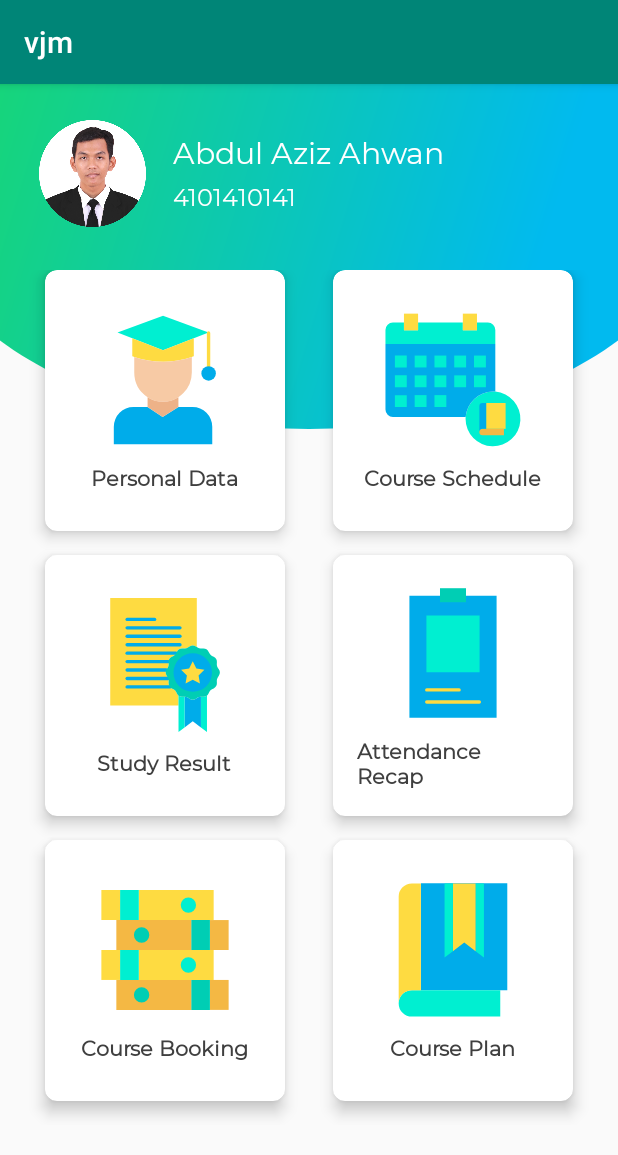
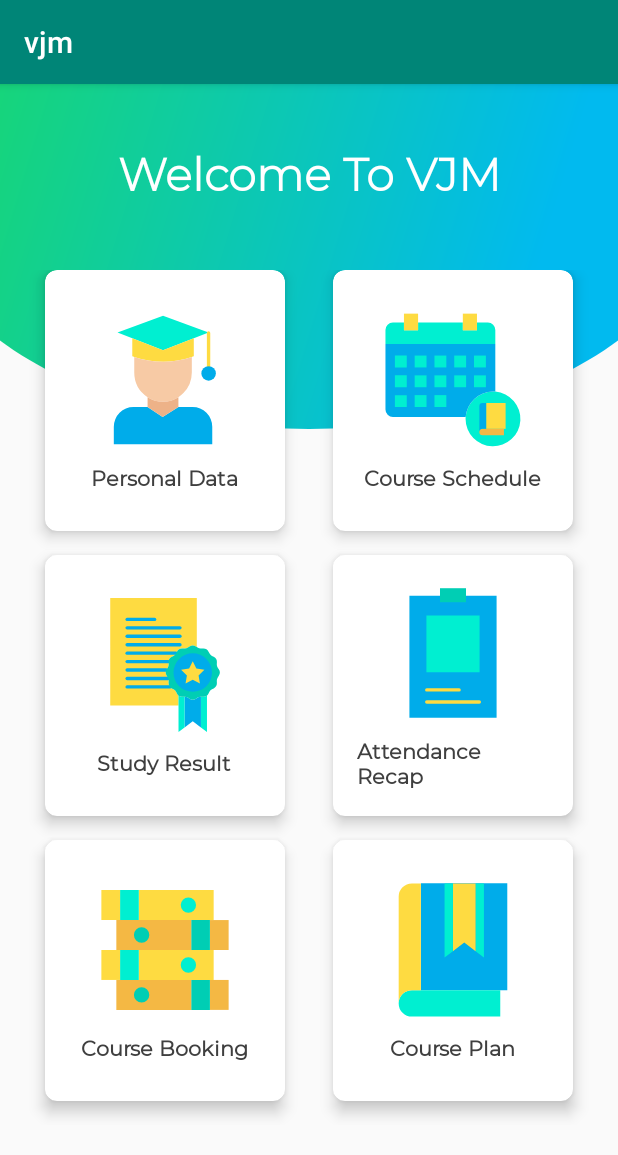
Before and after one commit to vkherani/VJM, an Android app: the screen it shows after launch (MainActivity), on a phone screen of 412 x 824 dp. Shown: the top 1155 px of the screen. Run offline under Robolectric (Android 15) with nearby library versions, the phone set to English and light mode, and no system bars.

Commit message:
all design fixed

```diff
--- a/app/build.gradle
+++ b/app/build.gradle
@@ -27,6 +27,8 @@ dependencies {
     androidTestImplementation 'androidx.test.ext:junit:1.1.1'
     androidTestImplementation 'androidx.test.espresso:espresso-core:3.2.0'
     implementation 'com.android.support:cardview-v7:29.0.0'
+    implementation 'com.android.support:design:29.0.0'
+    implementation 'com.android.support:support-v4:29.0.0'
 
 
 }
--- a/app/src/main/res/layout/activity_main.xml
+++ b/app/src/main/res/layout/activity_main.xml
@@ -1,62 +1,40 @@
 <?xml version="1.0" encoding="utf-8"?>
-<androidx.constraintlayout.widget.ConstraintLayout xmlns:android="http://schemas.android.com/apk/res/android"
+<ScrollView xmlns:android="http://schemas.android.com/apk/res/android"
     xmlns:app="http://schemas.android.com/apk/res-auto"
     xmlns:tools="http://schemas.android.com/tools"
     android:layout_width="match_parent"
     android:layout_height="match_parent"
-    tools:context=".MainActivity">
+    tools:context=".MainActivity"
+    android:fillViewport="true">
+
+    <RelativeLayout
+        android:layout_width="match_parent"
+        android:layout_height="match_parent">
 
         <View
+            android:id="@+id/bg_top_header"
             android:layout_width="match_parent"
             android:layout_height="230dp"
-        android:id="@+id/bg_top_header"
+            android:background="@drawable/ic_bg_topheader"
             app:layout_constraintHorizontal_bias="0.0"
             app:layout_constraintStart_toStartOf="parent"
-        app:layout_constraintTop_toTopOf="parent"
-        android:background="@drawable/ic_bg_topheader"/>
-
-    <ImageView
-        android:id="@+id/user_photo"
-        android:layout_width="71dp"
-        android:layout_height="71dp"
-        android:layout_marginStart="26dp"
-        android:layout_marginTop="24dp"
-        android:src="@drawable/ic_photo_user"
-        app:layout_constraintStart_toStartOf="parent"
-        app:layout_constraintTop_toTopOf="parent"
-        android:layout_marginLeft="26dp" />
+            app:layout_constraintTop_toTopOf="parent" />
 
         <TextView
-        android:textSize="20sp"
-        android:text="Abdul Aziz Ahwan"
-        android:id="@+id/user_name"
+            android:layout_width="match_parent"
+            android:layout_height="wrap_content"
+            android:layout_marginTop="40dp"
+            android:fontFamily="@font/mo_li"
+            android:gravity="center"
+            android:text="Welcome To VJM"
             android:textColor="#ffffff"
-        android:fontFamily="@font/mo_re"
-        android:layout_marginTop="32dp"
-        android:layout_marginStart="18dp"
-        android:layout_width="wrap_content"
-        android:layout_height="wrap_content"
-        app:layout_constraintStart_toEndOf="@id/user_photo"
-        app:layout_constraintTop_toTopOf="parent"
-        android:layout_marginLeft="18dp" />
+            android:textSize="30sp"
+            android:textStyle="bold" />
 
-    <TextView
-        android:textSize="16sp"
-        android:text="4101410141"
-        android:id="@+id/user_id"
-        android:fontFamily="@font/mo_re"
-        android:textColor="#ffffff"
-        android:layout_marginTop="32dp"
-        android:layout_marginStart="18dp"
-        android:layout_width="wrap_content"
-        android:layout_height="wrap_content"
-        app:layout_constraintStart_toEndOf="@id/user_photo"
-        app:layout_constraintTop_toTopOf="@id/user_name"
-        android:layout_marginLeft="18dp" />
 
         <GridLayout
             android:layout_width="match_parent"
-        android:layout_height="0dp"
+            android:layout_height="match_parent"
             android:layout_marginTop="110dp"
             android:layout_marginBottom="60dp"
             android:alignmentMode="alignMargins"
@@ -64,10 +42,7 @@
             android:columnOrderPreserved="false"
             android:padding="14dp"
             android:rowCount="3"
-        app:layout_constraintBottom_toBottomOf="parent"
-        app:layout_constraintTop_toTopOf="@id/bg_top_header"
-        app:layout_constraintVertical_bias="0.0"
-        app:layout_editor_absoluteX="0dp">
+            android:scrollbars="vertical">
 
             <androidx.cardview.widget.CardView
                 android:layout_width="0dp"
@@ -93,17 +68,17 @@
                         android:layout_width="wrap_content"
                         android:layout_height="wrap_content"
                         android:layout_gravity="center_horizontal"
-                    android:background="@drawable/ic_profile"/>
+                        android:background="@drawable/ic_profile" />
 
                     <TextView
                         android:layout_width="wrap_content"
                         android:layout_height="wrap_content"
-                    android:text="Personal Data"
                         android:layout_marginTop="8dp"
                         android:fontFamily="@font/mo_re"
+                        android:text="Personal Data"
                         android:textColor="@color/textcardColor"
                         android:textSize="14sp"
-                    android:textStyle="bold"/>
+                        android:textStyle="bold" />
                 </LinearLayout>
 
             </androidx.cardview.widget.CardView>
@@ -132,17 +107,17 @@
                         android:layout_width="wrap_content"
                         android:layout_height="wrap_content"
                         android:layout_gravity="center_horizontal"
-                    android:background="@drawable/ic_course_schedule"/>
+                        android:background="@drawable/ic_course_schedule" />
 
                     <TextView
                         android:layout_width="wrap_content"
                         android:layout_height="wrap_content"
+                        android:layout_marginTop="8dp"
+                        android:fontFamily="@font/mo_re"
                         android:text="Course Schedule"
                         android:textColor="@color/textcardColor"
                         android:textSize="14sp"
-                    android:layout_marginTop="8dp"
-                    android:fontFamily="@font/mo_re"
-                    android:textStyle="bold"/>
+                        android:textStyle="bold" />
                 </LinearLayout>
 
             </androidx.cardview.widget.CardView>
@@ -171,17 +146,17 @@
                         android:layout_width="wrap_content"
                         android:layout_height="wrap_content"
                         android:layout_gravity="center_horizontal"
-                    android:background="@drawable/ic_gpa_reult"/>
+                        android:background="@drawable/ic_gpa_reult" />
 
                     <TextView
                         android:layout_width="wrap_content"
                         android:layout_height="wrap_content"
+                        android:layout_marginTop="8dp"
+                        android:fontFamily="@font/mo_re"
                         android:text="Study Result"
                         android:textColor="@color/textcardColor"
                         android:textSize="14sp"
-                    android:layout_marginTop="8dp"
-                    android:fontFamily="@font/mo_re"
-                    android:textStyle="bold"/>
+                        android:textStyle="bold" />
                 </LinearLayout>
 
             </androidx.cardview.widget.CardView>
@@ -210,17 +185,17 @@
                         android:layout_width="wrap_content"
                         android:layout_height="wrap_content"
                         android:layout_gravity="center_horizontal"
-                    android:background="@drawable/ic_attendance_recap"/>
+                        android:background="@drawable/ic_attendance_recap" />
 
                     <TextView
                         android:layout_width="wrap_content"
                         android:layout_height="wrap_content"
+                        android:layout_marginTop="8dp"
+                        android:fontFamily="@font/mo_re"
                         android:text="Attendance Recap"
-                    android:layout_marginTop="8dp"
                         android:textColor="@color/textcardColor"
                         android:textSize="14sp"
-                    android:fontFamily="@font/mo_re"
-                    android:textStyle="bold"/>
+                        android:textStyle="bold" />
                 </LinearLayout>
 
             </androidx.cardview.widget.CardView>
@@ -249,17 +224,17 @@
                         android:layout_width="wrap_content"
                         android:layout_height="wrap_content"
                         android:layout_gravity="center_horizontal"
-                    android:background="@drawable/ic_course_book"/>
+                        android:background="@drawable/ic_course_book" />
 
                     <TextView
                         android:layout_width="wrap_content"
                         android:layout_height="wrap_content"
+                        android:layout_marginTop="8dp"
+                        android:fontFamily="@font/mo_re"
                         android:text="Course Booking"
                         android:textColor="@color/textcardColor"
                         android:textSize="14sp"
-                    android:layout_marginTop="8dp"
-                    android:fontFamily="@font/mo_re"
-                    android:textStyle="bold"/>
+                        android:textStyle="bold" />
                 </LinearLayout>
 
             </androidx.cardview.widget.CardView>
@@ -288,21 +263,21 @@
                         android:layout_width="wrap_content"
                         android:layout_height="wrap_content"
                         android:layout_gravity="center_horizontal"
-                    android:background="@drawable/ic_course_plan"/>
+                        android:background="@drawable/ic_course_plan" />
 
                     <TextView
                         android:layout_width="wrap_content"
                         android:layout_height="wrap_content"
+                        android:layout_marginTop="8dp"
+                        android:fontFamily="@font/mo_re"
                         android:text="Course Plan"
-                    android:layout_marginTop="8dp"
                         android:textColor="@color/textcardColor"
                         android:textSize="14sp"
-                    android:fontFamily="@font/mo_re"
-                    android:textStyle="bold"/>
+                        android:textStyle="bold" />
                 </LinearLayout>
 
             </androidx.cardview.widget.CardView>
 
         </GridLayout>
-
-</androidx.constraintlayout.widget.ConstraintLayout>
+    </RelativeLayout>
+</ScrollView>
```
Lines whose indentation alone changed are shown as unchanged.
